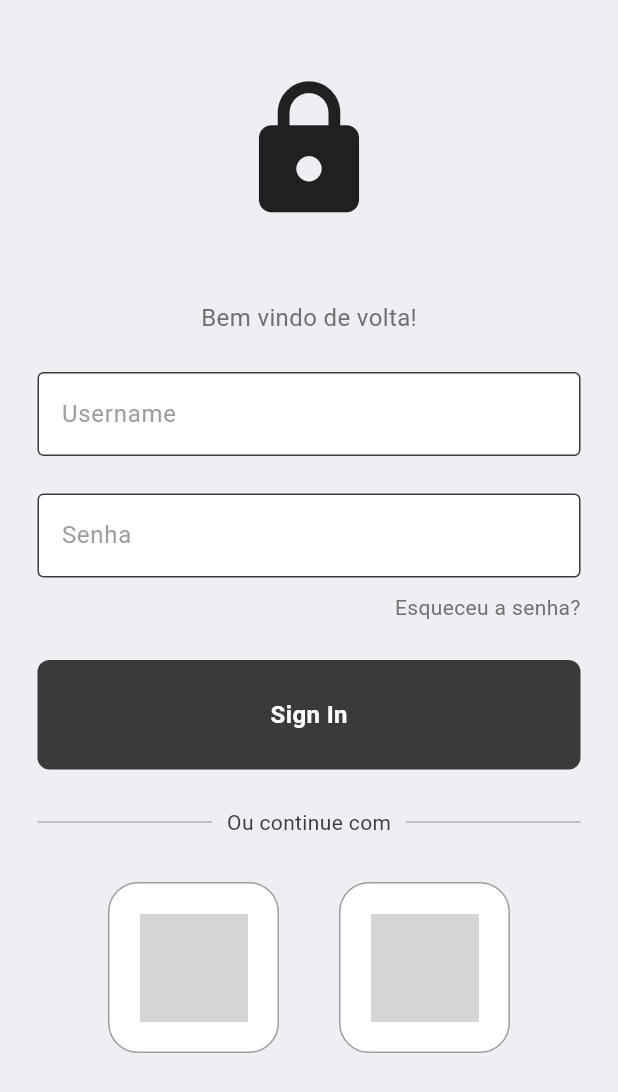
After one commit to Lukovsk/Inteli-Modulo-10, a Flutter app: the screen it shows after launch, on a phone screen of 412 x 824 dp. The commit adds this screen. Shown: the top 1092 px of the screen. Run offline on Flutter 3.47's test engine with Material 3 defaults, Android fonts, the light colour scheme and no system bars; network calls fail; grey boxes are pictures that could not be loaded.

Commit message:
final front, now we can work on integrations

```diff
--- a/ponderadas/prog-2/frontend/lib/main.dart
+++ b/ponderadas/prog-2/frontend/lib/main.dart
@@ -1,6 +1,7 @@
 import 'package:flutter/material.dart';
+import 'screens/login.dart';
 
-import 'screens/home.dart';
+// import 'screens/home.dart';
 
 void main() {
   runApp(const MyApp());
@@ -14,7 +15,7 @@ class MyApp extends StatelessWidget {
     return MaterialApp(
       debugShowCheckedModeBanner: false,
       title: "ToDo App",
-      home: Home(),
+      home: LoginPage(),
     );
   }
 }
--- /dev/null
+++ b/ponderadas/prog-2/frontend/lib/screens/login.dart
@@ -0,0 +1,228 @@
+import 'package:flutter/material.dart';
+import 'package:frontend/screens/home.dart';
+import '../constants/colors.dart';
+
+class LoginPage extends StatelessWidget {
+  LoginPage({super.key});
+
+  final usernameController = TextEditingController();
+  final passwordController = TextEditingController();
+
+  @override
+  Widget build(BuildContext context) {
+    return Scaffold(
+        backgroundColor: tdBGColor,
+        body: SafeArea(
+          child: Center(
+            child: Column(
+              children: [
+                const SizedBox(height: 50),
+                // logo
+                const Icon(
+                  Icons.lock,
+                  size: 100,
+                ),
+
+                const SizedBox(height: 50),
+
+                // welcome back
+                const Text(
+                  "Bem vindo de volta!",
+                  style: TextStyle(
+                    color: tdGrey,
+                    fontSize: 16,
+                  ),
+                ),
+
+                const SizedBox(height: 25),
+
+                // username
+                LoginTextField(
+                  controller: usernameController,
+                  hintText: "Username",
+                  obscureText: false,
+                ),
+
+                const SizedBox(height: 25),
+                // password
+                LoginTextField(
+                  controller: passwordController,
+                  hintText: "Senha",
+                  obscureText: true,
+                ),
+
+                const SizedBox(height: 10),
+                // forgot password
+                const Padding(
+                  padding: EdgeInsets.symmetric(horizontal: 25.0),
+                  child: Row(
+                    mainAxisAlignment: MainAxisAlignment.end,
+                    children: [
+                      Text(
+                        "Esqueceu a senha?",
+                        style: TextStyle(color: tdGrey),
+                      ),
+                    ],
+                  ),
+                ),
+
+                const SizedBox(height: 25),
+
+                // signin
+                SignInButton(
+                  onTap: () {
+                    signUserIn(context);
+                  },
+                ),
+
+                const SizedBox(height: 25),
+
+                // github
+
+                const Padding(
+                  padding: EdgeInsets.symmetric(horizontal: 25),
+                  child: Row(
+                    children: [
+                      Expanded(
+                        child: Divider(
+                          thickness: 0.5,
+                          color: tdGrey,
+                        ),
+                      ),
+                      Padding(
+                        padding: EdgeInsets.symmetric(horizontal: 10),
+                        child: Text(
+                          "Ou continue com",
+                          style: TextStyle(color: tdBlack),
+                        ),
+                      ),
+                      Expanded(
+                        child: Divider(
+                          thickness: 0.5,
+                          color: tdGrey,
+                        ),
+                      ),
+                    ],
+                  ),
+                ),
+
+                const SizedBox(height: 30),
+
+                const Padding(
+                  padding: EdgeInsets.symmetric(horizontal: 25),
+                  child: Row(
+                    mainAxisAlignment: MainAxisAlignment.center,
+                    children: [
+                      SquareTile(
+                          imageUrl:
+                              "https://upload.wikimedia.org/wikipedia/commons/thumb/c/c2/GitHub_Invertocat_Logo.svg/1200px-GitHub_Invertocat_Logo.svg.png"),
+                      SizedBox(
+                        width: 40,
+                      ),
+                      SquareTile(
+                          imageUrl:
+                              "https://t.ctcdn.com.br/lvns56iaSMyHvyTur4JeYS_NYeY=/i606944.png")
+                    ],
+                  ),
+                )
+
+                // not a member?
+              ],
+            ),
+          ),
+        ));
+  }
+
+  void signUserIn(context) {
+    Navigator.push(context, MaterialPageRoute(builder: (context) => Home()));
+  }
+}
+
+class SquareTile extends StatelessWidget {
+  final String imageUrl;
+
+  const SquareTile({super.key, required this.imageUrl});
+
+  @override
+  Widget build(BuildContext context) {
+    return Container(
+      padding: const EdgeInsets.all(20),
+      decoration: BoxDecoration(
+          border: Border.all(color: Colors.grey),
+          borderRadius: BorderRadius.circular(20),
+          color: Colors.white),
+      child: Image.network(
+        imageUrl,
+        height: 72,
+      ),
+    );
+  }
+}
+
+class SignInButton extends StatelessWidget {
+  final Function()? onTap;
+
+  const SignInButton({super.key, required this.onTap});
+
+  @override
+  Widget build(BuildContext context) {
+    return GestureDetector(
+      onTap: onTap,
+      child: Container(
+        decoration: BoxDecoration(
+          color: tdBlack,
+          borderRadius: BorderRadius.circular(8),
+        ),
+        padding: const EdgeInsets.all(25),
+        margin: const EdgeInsets.symmetric(horizontal: 25),
+        child: const Center(
+          child: Text(
+            "Sign In",
+            style: TextStyle(
+              fontSize: 16,
+              color: Colors.white,
+              fontWeight: FontWeight.bold,
+            ),
+          ),
+        ),
+      ),
+    );
+  }
+}
+
+class LoginTextField extends StatelessWidget {
+  final controller;
+  final String hintText;
+  final bool obscureText;
+
+  const LoginTextField({
+    super.key,
+    required this.controller,
+    required this.hintText,
+    required this.obscureText,
+  });
+
+  @override
+  Widget build(BuildContext context) {
+    return Padding(
+      padding: const EdgeInsets.symmetric(
+        horizontal: 25,
+      ),
+      child: TextField(
+        controller: controller,
+        obscureText: obscureText,
+        decoration: InputDecoration(
+            enabledBorder: const OutlineInputBorder(
+              borderSide: BorderSide(color: tdBlack),
+            ),
+            focusedBorder: const OutlineInputBorder(
+              borderSide: BorderSide(color: tdBlue),
+            ),
+            fillColor: Colors.white,
+            filled: true,
+            hintText: hintText,
+            hintStyle: TextStyle(color: Colors.grey[500])),
+      ),
+    );
+  }
+}
```
